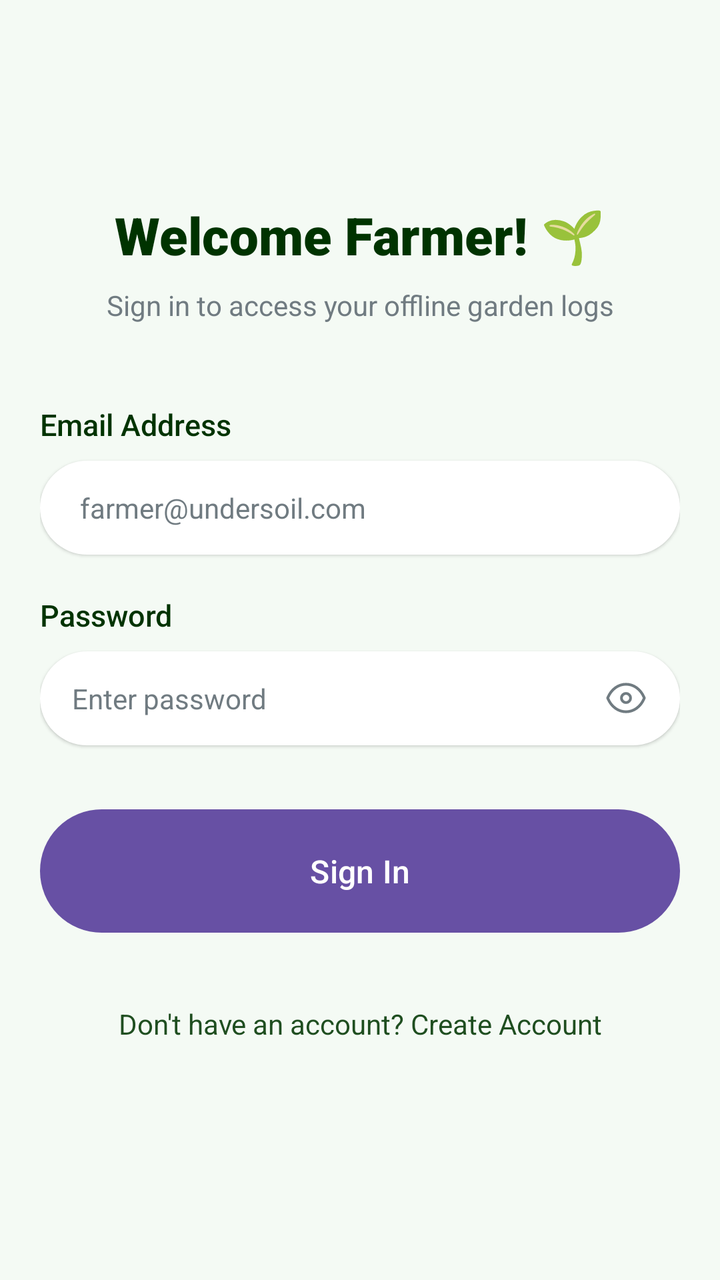
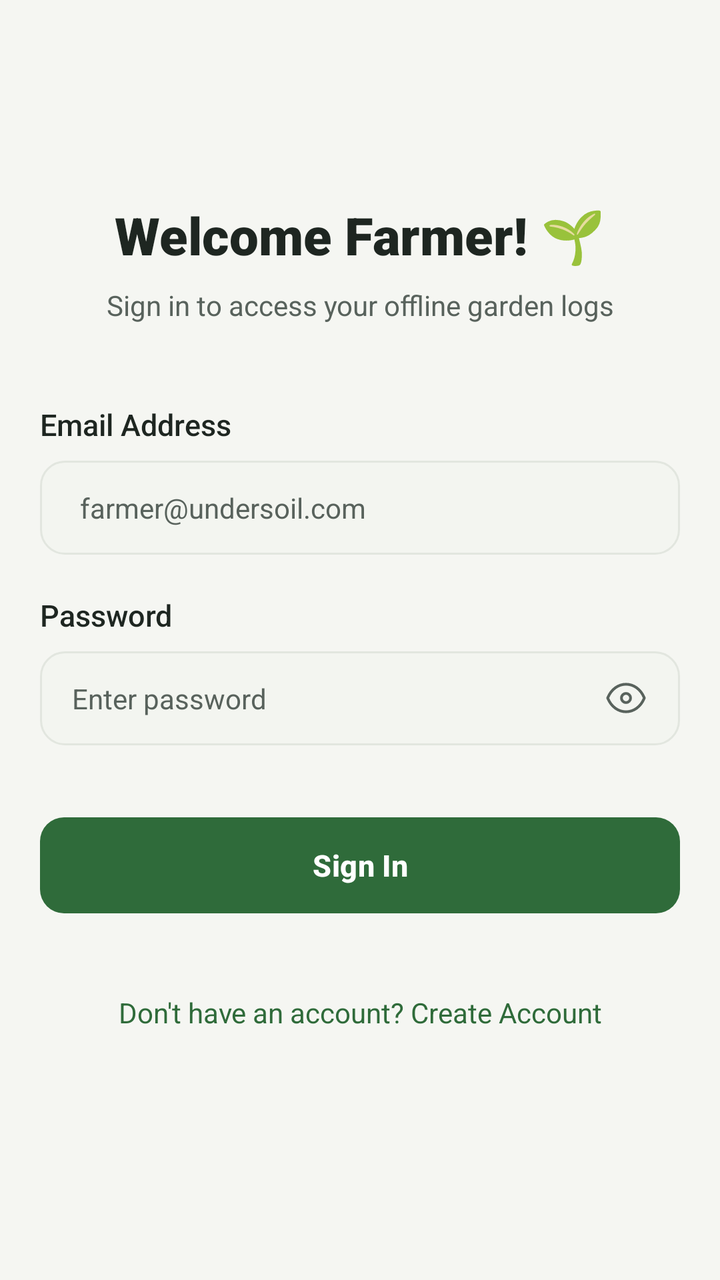

Two renders of the same Android screen: before a commit and after it. Below are the layout's source before the change and the commit's diff.
<!-- AndroidManifest.xml: application theme Theme.Undersoil -->
<!-- res/layout/activity_log_in.xml -->
<?xml version="1.0" encoding="utf-8"?>
<androidx.constraintlayout.widget.ConstraintLayout xmlns:android="http://schemas.android.com/apk/res/android"
    xmlns:app="http://schemas.android.com/apk/res-auto"
    android:id="@+id/main"
    android:layout_width="match_parent"
    android:layout_height="match_parent"
    android:background="@color/bg_light_green"
    android:padding="20dp">

    <TextView
        android:id="@+id/titleText"
        android:layout_width="wrap_content"
        android:layout_height="wrap_content"
        android:layout_marginTop="80dp"
        android:fontFamily="sans-serif-black"
        android:text="Welcome Farmer! 🌱"
        android:textColor="@color/text_main_dark"
        android:textSize="26sp"
        app:layout_constraintEnd_toEndOf="parent"
        app:layout_constraintStart_toStartOf="parent"
        app:layout_constraintTop_toTopOf="parent" />

    <TextView
        android:id="@+id/subtitleText"
        android:layout_width="wrap_content"
        android:layout_height="wrap_content"
        android:layout_marginTop="8dp"
        android:fontFamily="sans-serif"
        android:gravity="center"
        android:text="Sign in to access your offline garden logs"
        android:textColor="@color/text_sub"
        android:textSize="14sp"
        app:layout_constraintEnd_toEndOf="parent"
        app:layout_constraintStart_toStartOf="parent"
        app:layout_constraintTop_toBottomOf="@id/titleText" />

    <TextView
        android:id="@+id/emailLabel"
        android:layout_width="0dp"
        android:layout_height="wrap_content"
        android:layout_marginTop="40dp"
        android:fontFamily="sans-serif-medium"
        android:text="Email Address"
        android:textColor="@color/text_main_dark"
        android:textSize="15sp"
        app:layout_constraintEnd_toEndOf="parent"
        app:layout_constraintStart_toStartOf="parent"
        app:layout_constraintTop_toBottomOf="@id/subtitleText" />

    <EditText
        android:id="@+id/emailInput"
        android:layout_width="0dp"
        android:layout_height="wrap_content"
        android:layout_marginTop="8dp"
        android:background="@drawable/bg_pill_white"
        android:elevation="1dp"
        android:fontFamily="sans-serif"
        android:hint="farmer@undersoil.com"
        android:inputType="textEmailAddress"
        android:paddingHorizontal="20dp"
        android:paddingVertical="14dp"
        android:textColor="@color/input_text"
        android:textColorHint="@color/text_sub"
        android:textSize="14sp"
        app:layout_constraintEnd_toEndOf="parent"
        app:layout_constraintStart_toStartOf="parent"
        app:layout_constraintTop_toBottomOf="@id/emailLabel" />

    <TextView
        android:id="@+id/passwordLabel"
        android:layout_width="0dp"
        android:layout_height="wrap_content"
        android:layout_marginTop="20dp"
        android:fontFamily="sans-serif-medium"
        android:text="Password"
        android:textColor="@color/text_main_dark"
        android:textSize="15sp"
        app:layout_constraintEnd_toEndOf="parent"
        app:layout_constraintStart_toStartOf="parent"
        app:layout_constraintTop_toBottomOf="@id/emailInput" />

    <RelativeLayout
        android:id="@+id/passwordContainer"
        android:layout_width="0dp"
        android:layout_height="wrap_content"
        android:layout_marginTop="8dp"
        android:background="@drawable/bg_pill_white"
        android:elevation="1dp"
        android:paddingHorizontal="16dp"
        app:layout_constraintEnd_toEndOf="parent"
        app:layout_constraintStart_toStartOf="parent"
        app:layout_constraintTop_toBottomOf="@id/passwordLabel">

        <EditText
            android:id="@+id/passwordInput"
            android:layout_width="match_parent"
            android:layout_height="wrap_content"
            android:layout_toStartOf="@id/ivTogglePassword"
            android:background="@null"
            android:fontFamily="sans-serif"
            android:hint="Enter password"
            android:inputType="textPassword"
            android:paddingVertical="14dp"
            android:textColor="@color/input_text"
            android:textColorHint="@color/text_sub"
            android:textSize="14sp" />

        <ImageView
            android:id="@+id/ivTogglePassword"
            android:layout_width="22dp"
            android:layout_height="22dp"
            android:layout_alignParentEnd="true"
            android:layout_centerVertical="true"
            android:contentDescription="Show password"
            android:src="@drawable/ic_eye" />
    </RelativeLayout>

    <Button
        android:id="@+id/signInButton"
        android:layout_width="0dp"
        android:layout_height="wrap_content"
        android:layout_marginTop="32dp"
        android:background="@drawable/bg_pill_green"
        android:elevation="2dp"
        android:fontFamily="sans-serif-medium"
        android:paddingVertical="16dp"
        android:text="Sign In"
        android:textAllCaps="false"
        android:textColor="@color/white"
        android:textSize="16sp"
        app:layout_constraintEnd_toEndOf="parent"
        app:layout_constraintStart_toStartOf="parent"
        app:layout_constraintTop_toBottomOf="@id/passwordContainer" />

    <TextView
        android:id="@+id/tvSignUpPrompt"
        android:layout_width="wrap_content"
        android:layout_height="wrap_content"
        android:layout_marginTop="24dp"
        android:fontFamily="sans-serif"
        android:padding="12dp"
        android:text="Don't have an account? Create Account"
        android:textColor="@color/main_green"
        android:textSize="14sp"
        app:layout_constraintEnd_toEndOf="parent"
        app:layout_constraintStart_toStartOf="parent"
        app:layout_constraintTop_toBottomOf="@id/signInButton" />

</androidx.constraintlayout.widget.ConstraintLayout>
<!-- resources referenced by this layout -->
<resources>
  <color name="bg_light_green">#F4FAF4</color>
  <color name="input_text">#1A3025</color>
  <color name="main_green">#1F4E20</color>
  <color name="text_main_dark">#003300</color>
  <color name="text_sub">#707B81</color>
  <color name="white">#FFFFFFFF</color>
  <!-- drawable bg_pill_green (drawable) -->
  <?xml version="1.0" encoding="utf-8"?>
  <shape xmlns:android="http://schemas.android.com/apk/res/android"
      android:shape="rectangle">
      <solid android:color="@color/main_green" />
      <corners android:radius="50dp" />
  </shape>
  <!-- drawable bg_pill_white (drawable) -->
  <?xml version="1.0" encoding="utf-8"?>
  <shape xmlns:android="http://schemas.android.com/apk/res/android"
      android:shape="rectangle">
      <solid android:color="@color/white" />
      <corners android:radius="50dp" />
  </shape>
  <!-- drawable ic_eye (drawable) -->
  <?xml version="1.0" encoding="utf-8"?>
  <vector xmlns:android="http://schemas.android.com/apk/res/android"
      android:width="24dp"
      android:height="24dp"
      android:viewportWidth="24"
      android:viewportHeight="24">
      <path
          android:fillColor="@android:color/transparent"
          android:strokeColor="#707B81"
          android:strokeWidth="1.5"
          android:strokeLineCap="round"
          android:strokeLineJoin="round"
          android:pathData="M2,12 C4,7 8,4.5 12,4.5 C16,4.5 20,7 22,12 C20,17 16,19.5 12,19.5 C8,19.5 4,17 2,12 Z" />
      <path
          android:fillColor="@android:color/transparent"
          android:strokeColor="#707B81"
          android:strokeWidth="1.5"
          android:pathData="M12,9.5 A2.5,2.5 0 1,0 12,14.5 A2.5,2.5 0 1,0 12,9.5 Z" />
  </vector>
  <style name="Base.Theme.Undersoil" parent="Theme.Material3.DayNight.NoActionBar">
          
      </style>
  <!-- unchanged entries left out for length: 1 -->
</resources>

<!-- the commit's change to res/layout/activity_log_in.xml (unified diff, before → after) -->
@@ -4,7 +4,7 @@
     android:id="@+id/main"
     android:layout_width="match_parent"
     android:layout_height="match_parent"
-    android:background="@color/bg_light_green"
+    android:background="@drawable/bg_screen_gradient"
     android:padding="20dp">
 
     <TextView
@@ -52,8 +52,7 @@
         android:layout_width="0dp"
         android:layout_height="wrap_content"
         android:layout_marginTop="8dp"
-        android:background="@drawable/bg_pill_white"
-        android:elevation="1dp"
+        android:background="@drawable/bg_input_field"
         android:fontFamily="sans-serif"
         android:hint="farmer@undersoil.com"
         android:inputType="textEmailAddress"
@@ -84,8 +83,7 @@
         android:layout_width="0dp"
         android:layout_height="wrap_content"
         android:layout_marginTop="8dp"
-        android:background="@drawable/bg_pill_white"
-        android:elevation="1dp"
+        android:background="@drawable/bg_input_field"
         android:paddingHorizontal="16dp"
         app:layout_constraintEnd_toEndOf="parent"
         app:layout_constraintStart_toStartOf="parent"
@@ -112,22 +110,18 @@
             android:layout_alignParentEnd="true"
             android:layout_centerVertical="true"
             android:contentDescription="Show password"
-            android:src="@drawable/ic_eye" />
+            android:src="@drawable/ic_eye"
+            app:tint="@color/us_text_secondary" />
     </RelativeLayout>
 
-    <Button
+    <com.google.android.material.button.MaterialButton
         android:id="@+id/signInButton"
+        style="@style/Widget.AgriTech.Button"
+        android:minHeight="56dp"
         android:layout_width="0dp"
         android:layout_height="wrap_content"
         android:layout_marginTop="32dp"
-        android:background="@drawable/bg_pill_green"
-        android:elevation="2dp"
-        android:fontFamily="sans-serif-medium"
-        android:paddingVertical="16dp"
         android:text="Sign In"
-        android:textAllCaps="false"
-        android:textColor="@color/white"
-        android:textSize="16sp"
         app:layout_constraintEnd_toEndOf="parent"
         app:layout_constraintStart_toStartOf="parent"
         app:layout_constraintTop_toBottomOf="@id/passwordContainer" />
<!-- resource entries referenced after the edit -->
@@ -1,24 +1,37 @@
 <!-- resources referenced by this layout -->
 <resources>
-  <color name="bg_light_green">#F4FAF4</color>
-  <color name="input_text">#1A3025</color>
-  <color name="main_green">#1F4E20</color>
-  <color name="text_main_dark">#003300</color>
-  <color name="text_sub">#707B81</color>
-  <color name="white">#FFFFFFFF</color>
-  <!-- drawable bg_pill_green (drawable) -->
+  <color name="input_text">@color/us_text_primary</color>
+  <color name="main_green">@color/us_bio_green</color>
+  <color name="text_main_dark">@color/us_text_primary</color>
+  <color name="text_sub">@color/us_text_secondary</color>
+  <color name="us_text_secondary">#58625C</color>
+  <!-- drawable bg_input_field (drawable) -->
+  <?xml version="1.0" encoding="utf-8"?>
+  <selector xmlns:android="http://schemas.android.com/apk/res/android">
+      <item android:state_focused="true">
+          <shape android:shape="rectangle">
+              <solid android:color="@color/us_surface_input" />
+              <stroke
+                  android:width="1.5dp"
+                  android:color="@color/us_bio_green" />
+              <corners android:radius="12dp" />
+          </shape>
+      </item>
+      <item>
+          <shape android:shape="rectangle">
+              <solid android:color="@color/us_surface_input" />
+              <stroke
+                  android:width="1dp"
+                  android:color="@color/us_outline" />
+              <corners android:radius="12dp" />
+          </shape>
+      </item>
+  </selector>
+  <!-- drawable bg_screen_gradient (drawable) -->
   <?xml version="1.0" encoding="utf-8"?>
   <shape xmlns:android="http://schemas.android.com/apk/res/android"
       android:shape="rectangle">
-      <solid android:color="@color/main_green" />
-      <corners android:radius="50dp" />
-  </shape>
-  <!-- drawable bg_pill_white (drawable) -->
-  <?xml version="1.0" encoding="utf-8"?>
-  <shape xmlns:android="http://schemas.android.com/apk/res/android"
-      android:shape="rectangle">
-      <solid android:color="@color/white" />
-      <corners android:radius="50dp" />
+      <solid android:color="@color/us_bg" />
   </shape>
   <!-- drawable ic_eye (drawable) -->
   <?xml version="1.0" encoding="utf-8"?>
@@ -29,19 +42,245 @@
       android:viewportHeight="24">
       <path
           android:fillColor="@android:color/transparent"
-          android:strokeColor="#707B81"
+          android:strokeColor="@color/us_text_secondary"
           android:strokeWidth="1.5"
           android:strokeLineCap="round"
           android:strokeLineJoin="round"
           android:pathData="M2,12 C4,7 8,4.5 12,4.5 C16,4.5 20,7 22,12 C20,17 16,19.5 12,19.5 C8,19.5 4,17 2,12 Z" />
       <path
           android:fillColor="@android:color/transparent"
-          android:strokeColor="#707B81"
+          android:strokeColor="@color/us_text_secondary"
           android:strokeWidth="1.5"
           android:pathData="M12,9.5 A2.5,2.5 0 1,0 12,14.5 A2.5,2.5 0 1,0 12,9.5 Z" />
   </vector>
-  <style name="Base.Theme.Undersoil" parent="Theme.Material3.DayNight.NoActionBar">
-          
+  <style name="Widget.AgriTech.Button" parent="Widget.Material3.Button">
+          <item name="backgroundTint">@color/selector_button_primary_bg</item>
+          <item name="android:textColor">@color/selector_button_primary_text</item>
+          <item name="iconTint">@color/selector_button_primary_text</item>
+          <item name="rippleColor">#33FFFFFF</item>
+          <item name="android:minHeight">52dp</item>
+          <item name="android:textSize">15sp</item>
+          <item name="android:textStyle">bold</item>
+          <item name="android:letterSpacing">0.01</item>
+          <item name="android:textAllCaps">false</item>
+          <item name="shapeAppearance">@style/ShapeAppearance.AgriTech.Button</item>
+          <item name="android:elevation">0dp</item>
+      </style>
+  <color name="us_text_primary">#1E2621</color>
+  <color name="us_bio_green">#2F6B3A</color>
+  <color name="us_surface_input">#F3F5F0</color>
+  <color name="us_outline">#E2E6DF</color>
+  <color name="us_bg">#F5F6F2</color>
+  <style name="ShapeAppearance.AgriTech.Button" parent="">
+          <item name="cornerFamily">rounded</item>
+          <item name="cornerSize">12dp</item>
+      </style>
+  <style name="Base.Theme.Undersoil" parent="AgriTech.Theme" />
+  <style name="AgriTech.Theme" parent="Theme.Material3.DayNight.NoActionBar">
+          
+          <item name="colorPrimary">@color/us_bio_green</item>
+          <item name="colorOnPrimary">@color/us_on_bio_green</item>
+          <item name="colorPrimaryContainer">@color/us_bio_green_container</item>
+          <item name="colorOnPrimaryContainer">@color/us_on_bio_green_container</item>
+          <item name="colorPrimaryInverse">@color/us_bio_green_dim</item>
+  
+          
+          <item name="colorSecondary">@color/us_aqua</item>
+          <item name="colorOnSecondary">@color/us_on_aqua</item>
+          <item name="colorSecondaryContainer">@color/us_aqua_container</item>
+          <item name="colorOnSecondaryContainer">@color/us_on_aqua_container</item>
+  
+          
+          <item name="colorTertiary">@color/us_amber</item>
+          <item name="colorOnTertiary">@color/us_surface</item>
+          <item name="colorTertiaryContainer">@color/us_amber_container</item>
+          <item name="colorOnTertiaryContainer">@color/us_text_primary</item>
+  
+          
+          <item name="colorError">@color/us_danger</item>
+          <item name="colorOnError">@color/us_on_danger</item>
+          <item name="colorErrorContainer">@color/us_danger_container</item>
+          <item name="colorOnErrorContainer">@color/us_text_primary</item>
+  
+          
+          <item name="android:colorBackground">@color/us_bg</item>
+          <item name="colorOnBackground">@color/us_text_primary</item>
+          <item name="colorSurface">@color/us_surface</item>
+          <item name="colorOnSurface">@color/us_text_primary</item>
+          <item name="colorSurfaceVariant">@color/us_surface_raised</item>
+          <item name="colorOnSurfaceVariant">@color/us_text_secondary</item>
+          <item name="colorSurfaceInverse">@color/us_text_primary</item>
+          <item name="colorOnSurfaceInverse">@color/us_bg</item>
+          <item name="colorSurfaceBright">@color/us_surface_raised</item>
+          <item name="colorSurfaceDim">@color/us_bg</item>
+          <item name="colorSurfaceContainerLowest">@color/us_surface</item>
+          <item name="colorSurfaceContainerLow">@color/us_surface</item>
+          <item name="colorSurfaceContainer">@color/us_surface_card</item>
+          <item name="colorSurfaceContainerHigh">@color/us_surface_raised</item>
+          <item name="colorSurfaceContainerHighest">@color/us_surface_raised</item>
+          <item name="colorOutline">@color/us_outline_strong</item>
+          <item name="colorOutlineVariant">@color/us_outline</item>
+          <item name="colorControlNormal">@color/us_text_secondary</item>
+          <item name="colorControlActivated">@color/us_bio_green</item>
+          <item name="colorControlHighlight">@color/us_bio_green_glow</item>
+  
+          
+          <item name="android:textColorPrimary">@color/us_text_primary</item>
+          <item name="android:textColorSecondary">@color/us_text_secondary</item>
+          <item name="android:textColorTertiary">@color/us_text_hint</item>
+          <item name="android:textColorHint">@color/us_text_hint</item>
+          <item name="android:textColorLink">@color/us_aqua</item>
+          <item name="android:textColorHighlight">@color/us_bio_green_container</item>
+          <item name="android:editTextColor">@color/us_text_primary</item>
+  
+          
+          <item name="android:windowBackground">@color/us_bg</item>
+          <item name="android:statusBarColor">@color/us_bg</item>
+          <item name="android:navigationBarColor">@color/us_surface</item>
+          <item name="android:windowLightStatusBar">true</item>
+          <item name="android:windowLightNavigationBar">true</item>
+          <item name="android:forceDarkAllowed">false</item>
+          <item name="android:isLightTheme">true</item>
+          <item name="isLightTheme">true</item>
+          <item name="android:windowAnimationStyle">@style/AgriTech.WindowAnimation</item>
+  
+          
+          <item name="materialCardViewStyle">@style/Widget.AgriTech.CardView</item>
+          <item name="materialButtonStyle">@style/Widget.AgriTech.Button</item>
+          <item name="borderlessButtonStyle">@style/Widget.AgriTech.Button.Text</item>
+          <item name="bottomNavigationStyle">@style/Widget.AgriTech.BottomNavigation</item>
+          <item name="bottomAppBarStyle">@style/Widget.AgriTech.BottomAppBar</item>
+          <item name="floatingActionButtonStyle">@style/Widget.AgriTech.FAB</item>
+          <item name="textInputStyle">@style/Widget.AgriTech.TextInputLayout</item>
+          <item name="materialSwitchStyle">@style/Widget.Material3.CompoundButton.MaterialSwitch</item>
+          <item name="shapeAppearanceCornerSmall">@style/ShapeAppearance.AgriTech.Small</item>
+          <item name="shapeAppearanceCornerMedium">@style/ShapeAppearance.AgriTech.Medium</item>
+          <item name="shapeAppearanceCornerLarge">@style/ShapeAppearance.AgriTech.Large</item>
+          <item name="materialAlertDialogTheme">@style/ThemeOverlay.AgriTech.Dialog</item>
+          <item name="android:alertDialogTheme">@style/ThemeOverlay.AgriTech.Dialog</item>
+      </style>
+  <color name="us_on_bio_green">#FFFFFF</color>
+  <color name="us_bio_green_container">#DDEBDD</color>
+  <color name="us_on_bio_green_container">#163A1E</color>
+  <color name="us_bio_green_dim">#24542D</color>
+  <color name="us_aqua">#2D7398</color>
+  <color name="us_on_aqua">#FFFFFF</color>
+  <color name="us_aqua_container">#DCEBF3</color>
+  <color name="us_on_aqua_container">#123547</color>
+  <color name="us_amber">#B8742A</color>
+  <color name="us_surface">#FFFFFF</color>
+  <color name="us_amber_container">#F6E8D6</color>
+  <color name="us_danger">#B34A3C</color>
+  <color name="us_on_danger">#FFFFFF</color>
+  <color name="us_danger_container">#F8E1DC</color>
+  <color name="us_surface_raised">#EDF0EA</color>
+  <color name="us_surface_card">#FFFFFF</color>
+  <color name="us_outline_strong">#C4CBC1</color>
+  <color name="us_bio_green_glow">#1F2F6B3A</color>
+  <color name="us_text_hint">#89928C</color>
+  <style name="AgriTech.WindowAnimation" parent="@android:style/Animation.Activity">
+          <item name="android:activityOpenEnterAnimation">@anim/slide_in_right</item>
+          <item name="android:activityOpenExitAnimation">@anim/slide_out_left</item>
+          <item name="android:activityCloseEnterAnimation">@anim/fade_in</item>
+          <item name="android:activityCloseExitAnimation">@anim/fade_out</item>
+      </style>
+  <style name="Widget.AgriTech.CardView" parent="Widget.Material3.CardView.Elevated">
+          <item name="cardBackgroundColor">@color/us_surface_card</item>
+          <item name="cardCornerRadius">16dp</item>
+          <item name="cardElevation">1dp</item>
+          <item name="strokeColor">@color/us_outline</item>
+          <item name="strokeWidth">0dp</item>
+          <item name="rippleColor">@color/us_bio_green_glow</item>
+      </style>
+  <style name="Widget.AgriTech.Button.Text" parent="Widget.Material3.Button.TextButton">
+          <item name="android:textColor">@color/us_bio_green</item>
+          <item name="iconTint">@color/us_bio_green</item>
+          <item name="rippleColor">@color/us_bio_green_glow</item>
+          <item name="android:textStyle">bold</item>
+          <item name="android:textAllCaps">false</item>
+          <item name="shapeAppearance">@style/ShapeAppearance.AgriTech.Button</item>
+      </style>
+  <style name="Widget.AgriTech.BottomNavigation" parent="Widget.Material3.BottomNavigationView">
+          <item name="android:background">@android:color/transparent</item>
+          <item name="backgroundTint">@android:color/transparent</item>
+          <item name="elevation">0dp</item>
+          <item name="itemIconTint">@color/bottom_nav_item_tint</item>
+          <item name="itemTextColor">@color/bottom_nav_item_tint</item>
+          <item name="itemIconSize">24dp</item>
+          <item name="itemRippleColor">@color/us_bio_green_glow</item>
+          <item name="labelVisibilityMode">labeled</item>
+          <item name="itemActiveIndicatorStyle">@style/Widget.AgriTech.BottomNavigation.ActiveIndicator</item>
+          <item name="itemTextAppearanceActive">@style/TextAppearance.AgriTech.NavLabel.Active</item>
+          <item name="itemTextAppearanceInactive">@style/TextAppearance.AgriTech.NavLabel</item>
+      </style>
+  <style name="Widget.AgriTech.BottomAppBar" parent="Widget.Material3.BottomAppBar">
+          <item name="backgroundTint">@color/us_surface</item>
+          <item name="elevation">6dp</item>
+          <item name="fabAnchorMode">cradle</item>
+          <item name="fabAlignmentMode">center</item>
+          <item name="fabCradleMargin">8dp</item>
+          <item name="fabCradleRoundedCornerRadius">20dp</item>
+          <item name="fabCradleVerticalOffset">4dp</item>
+      </style>
+  <style name="Widget.AgriTech.FAB" parent="Widget.Material3.FloatingActionButton.Primary">
+          <item name="backgroundTint">@color/us_bio_green</item>
+          <item name="tint">@color/us_on_bio_green</item>
+          <item name="rippleColor">#33FFFFFF</item>
+          <item name="shapeAppearanceOverlay">@style/ShapeAppearance.AgriTech.Pill</item>
+          <item name="elevation">4dp</item>
+      </style>
+  <style name="Widget.AgriTech.TextInputLayout" parent="Widget.Material3.TextInputLayout.OutlinedBox">
+          <item name="boxBackgroundColor">@color/us_surface_input</item>
+          <item name="boxStrokeColor">@color/selector_input_stroke</item>
+          <item name="boxStrokeWidth">1dp</item>
+          <item name="boxStrokeWidthFocused">2dp</item>
+          <item name="hintTextColor">@color/us_bio_green</item>
+          <item name="android:textColorHint">@color/us_text_hint</item>
+          <item name="startIconTint">@color/us_text_secondary</item>
+          <item name="endIconTint">@color/us_text_secondary</item>
+          <item name="boxCornerRadiusTopStart">12dp</item>
+          <item name="boxCornerRadiusTopEnd">12dp</item>
+          <item name="boxCornerRadiusBottomStart">12dp</item>
+          <item name="boxCornerRadiusBottomEnd">12dp</item>
+      </style>
+  <style name="ShapeAppearance.AgriTech.Small" parent="ShapeAppearance.Material3.Corner.Small">
+          <item name="cornerFamily">rounded</item>
+          <item name="cornerSize">8dp</item>
+      </style>
+  <style name="ShapeAppearance.AgriTech.Medium" parent="ShapeAppearance.Material3.Corner.Medium">
+          <item name="cornerFamily">rounded</item>
+          <item name="cornerSize">16dp</item>
+      </style>
+  <style name="ShapeAppearance.AgriTech.Large" parent="ShapeAppearance.Material3.Corner.Large">
+          <item name="cornerFamily">rounded</item>
+          <item name="cornerSize">20dp</item>
+      </style>
+  <style name="ThemeOverlay.AgriTech.Dialog" parent="ThemeOverlay.Material3.MaterialAlertDialog">
+          <item name="colorSurface">@color/us_surface_card</item>
+          <item name="colorSurfaceContainerHigh">@color/us_surface_card</item>
+          <item name="colorOnSurface">@color/us_text_primary</item>
+          <item name="colorOnSurfaceVariant">@color/us_text_secondary</item>
+          <item name="colorPrimary">@color/us_bio_green</item>
+          <item name="android:textColorPrimary">@color/us_text_primary</item>
+          <item name="android:textColorSecondary">@color/us_text_secondary</item>
+          <item name="shapeAppearanceOverlay">@style/ShapeAppearance.AgriTech.Large</item>
+      </style>
+  <style name="Widget.AgriTech.BottomNavigation.ActiveIndicator" parent="Widget.Material3.BottomNavigationView.ActiveIndicator">
+          <item name="android:color">@color/bottom_nav_indicator</item>
+          <item name="android:width">64dp</item>
+          <item name="android:height">32dp</item>
+          <item name="shapeAppearance">@style/ShapeAppearance.AgriTech.Pill</item>
+      </style>
+  <style name="TextAppearance.AgriTech.NavLabel.Active">
+          <item name="android:textStyle">bold</item>
+      </style>
+  <style name="TextAppearance.AgriTech.NavLabel" parent="TextAppearance.Material3.LabelMedium">
+          <item name="android:textSize">12sp</item>
+          <item name="android:letterSpacing">0.04</item>
+      </style>
+  <style name="ShapeAppearance.AgriTech.Pill" parent="">
+          <item name="cornerFamily">rounded</item>
+          <item name="cornerSize">50%</item>
       </style>
   <!-- unchanged entries left out for length: 1 -->
 </resources>
